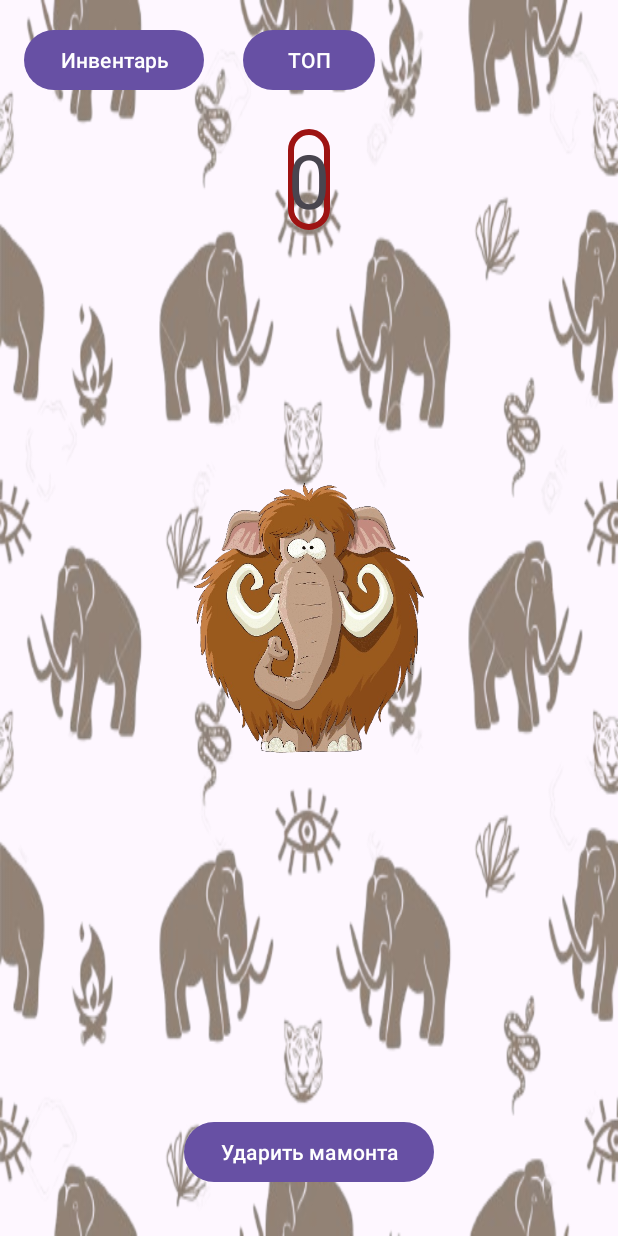
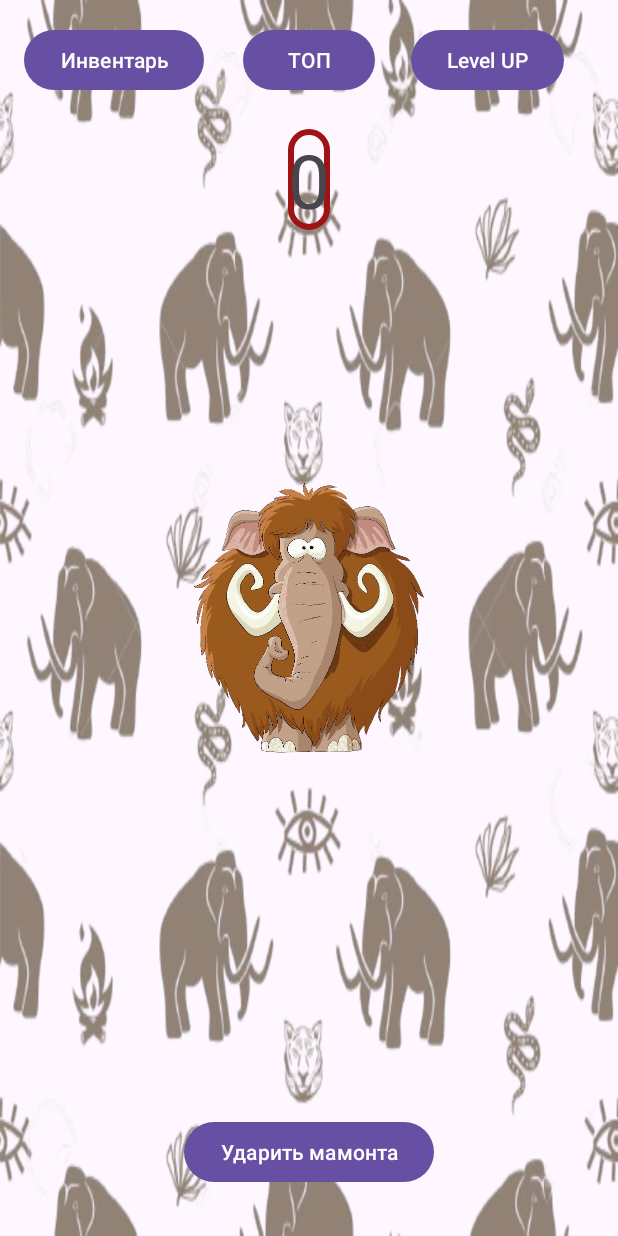
Before and after one commit to TakedaONe/MammothTap, an Android app: the screen it shows after launch (MainActivity), on a phone screen of 412 x 824 dp. Run offline under Robolectric (Android 15) with nearby library versions, the phone set to English and light mode, and no system bars.

Commit message:
btn level up ant btn top

```diff
--- a/app/src/main/res/layout/fragment_counter.xml
+++ b/app/src/main/res/layout/fragment_counter.xml
@@ -48,4 +48,13 @@
         android:layout_centerHorizontal="true"
         android:text="@string/топ"
         />
+
+    <Button
+        android:id="@+id/btn_solo_leveling"
+        android:layout_width="wrap_content"
+        android:layout_height="wrap_content"
+        android:text="@string/Поднятие_уровня"
+        android:layout_toRightOf="@+id/btn_top_list"
+        android:layout_marginStart="24dp"
+        />
 </RelativeLayout>
--- a/app/src/main/res/values/strings.xml
+++ b/app/src/main/res/values/strings.xml
@@ -6,4 +6,5 @@
     <string name="инвентарь">Инвентарь</string>
     <string name="вернуться">вернуться</string>
     <string name="топ">ТОП</string>
+    <string name="Поднятие_уровня">Level UP</string>
 </resources>
```
Also changed, not shown: app/src/main/res/layout/fragment_inventory.xml (+12 -1 lines), app/src/main/java/com/example/hw32/InventoryAdapter.java (line endings or trailing spaces).
